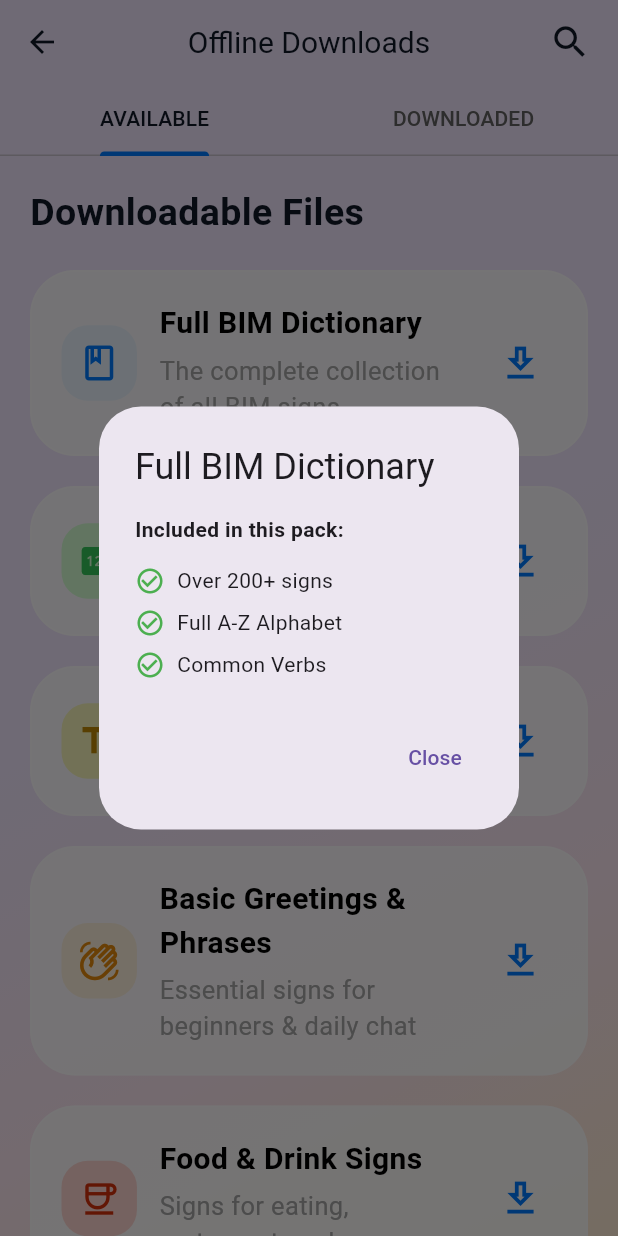
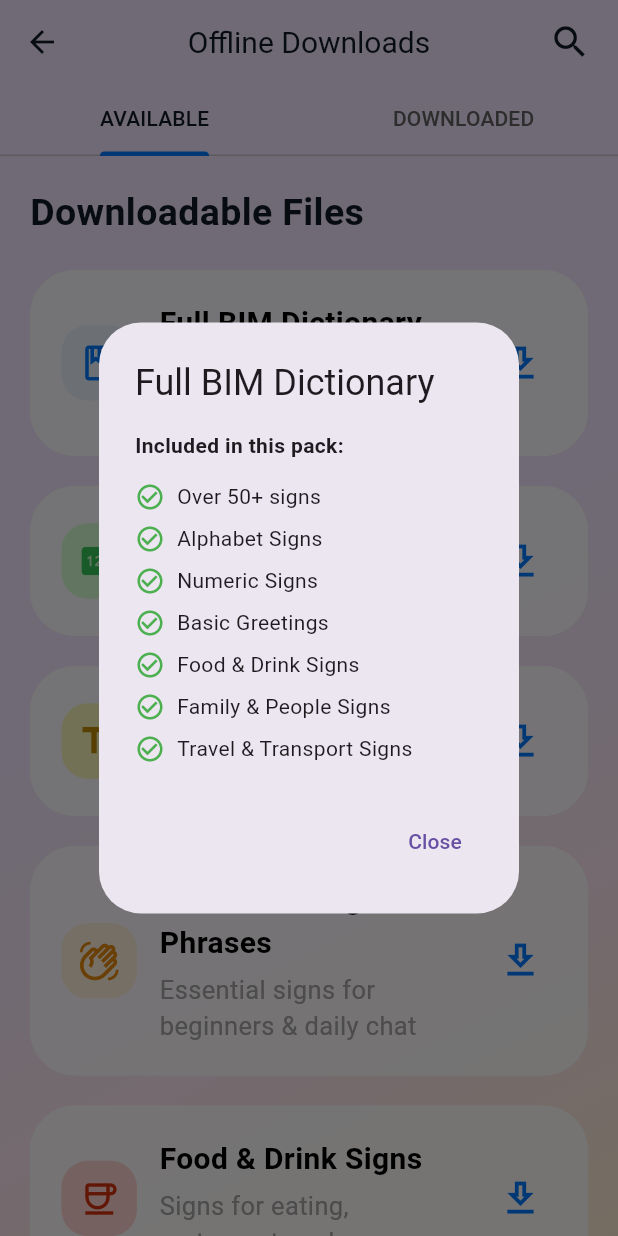
Before and after one commit to SECJ3104-03/signLinggo, a Flutter app: the OfflineMode screen opened by its route, after a tap on "Full BIM Dictionary", on a phone screen of 412 x 824 dp. Run offline on Flutter 3.47's test engine with Material 3 defaults, Android fonts, the phone set to English and light mode, and no system bars; drawn by our look-alikes of scroll_to_index; our stand-ins replace cached_network_image, camera, cloud_firestore, dio, firebase_auth, firebase_core and 12 more; missing offline and left inert: audio_session, audio_waveforms, flutter_vision; accounts and stored records are empty; Roboto replaces fonts that are missing (Arimo, Figtree).

Commit message:
Added new Materials (Numeric and Alphabet)

```diff
--- a/lib/screens/Offline_Mode/offline_view.dart
+++ b/lib/screens/Offline_Mode/offline_view.dart
@@ -120,8 +120,8 @@ class _OfflineModeState extends State<OfflineMode> with SingleTickerProviderStat
       icon: Icons.book_outlined,
       iconColor: Color(0xFF007AFF),
       backgroundColor: Color(0xFFEBF5FF),
-      downloadUrl: 'https://raw.githubusercontent.com/Assadi-bit/BimTalk-SignLanguage-Recognition/fd3407305f1636c60389519bfad47bd515e6e495/test/sample6.png',
-      includedVideos: ['Over 200+ signs', 'Full A-Z Alphabet', 'Common Verbs'],
+      downloadUrl: 'assets/assets/offline_materials/Full_BIM_Dictionary.zip',
+      includedVideos: ['Over 50+ signs', 'Alphabet Signs', 'Numeric Signs', 'Basic Greetings', 'Food & Drink Signs', 'Family & People Signs', 'Travel & Transport Signs' ],
     ),
 
      //2. Numeric
```
Also changed, not shown: 1 other file.
